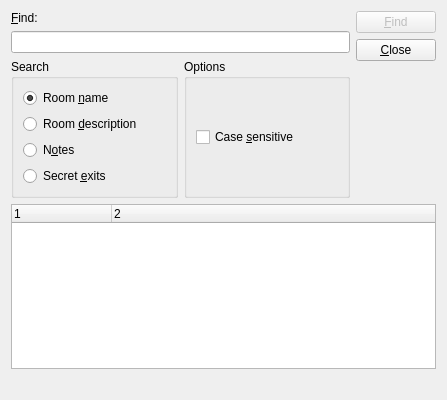
Qt form src/Ui/finddialog.ui (zpc930/pandoramapper) before a commit.
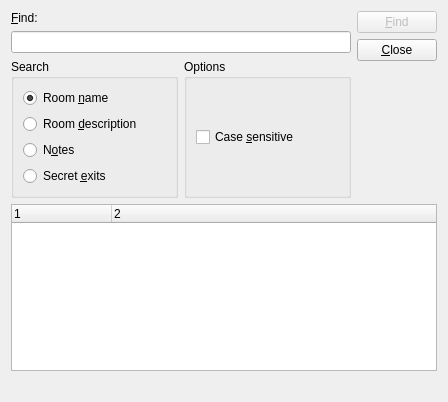
The same form after that commit.

What changed in the file:
```diff
--- a/src/Ui/finddialog.ui
+++ b/src/Ui/finddialog.ui
@@ -6,8 +6,8 @@
    <rect>
     <x>0</x>
     <y>0</y>
-    <width>447</width>
-    <height>400</height>
+    <width>448</width>
+    <height>402</height>
    </rect>
   </property>
   <property name="windowTitle">
```
